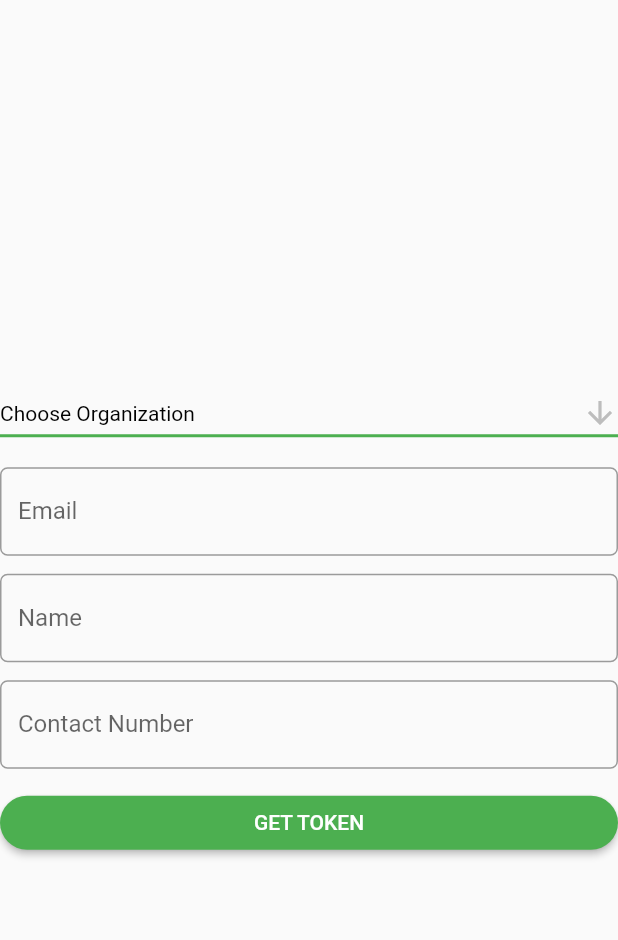
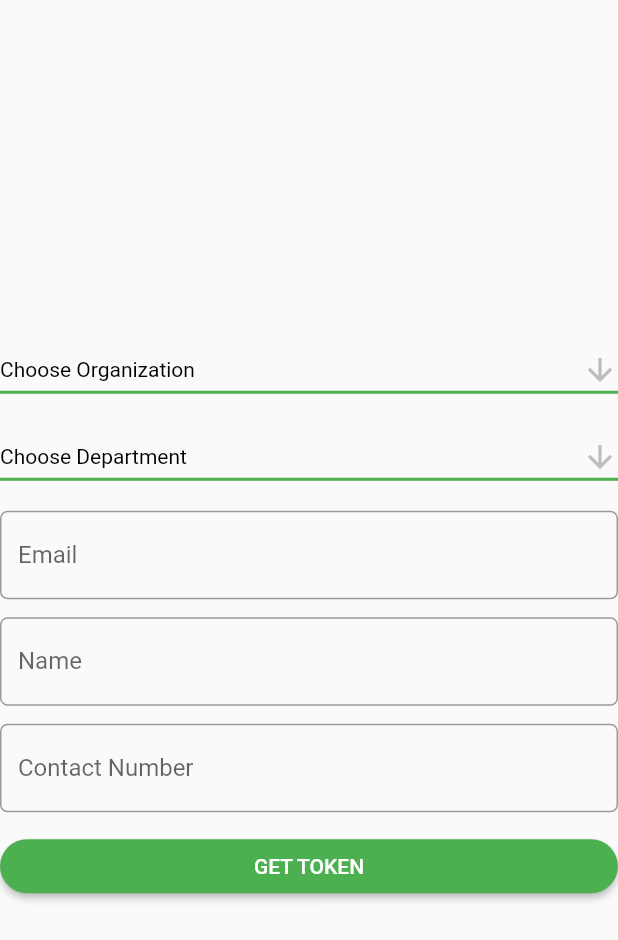
Before and after one commit to abeeramir41/E_Token_System_App_flutter-main, a Flutter app: the InputToken widget shown alone on an empty page, opened directly, on a phone screen of 412 x 824 dp. Shown: the top 940 px of the screen. Run offline on Flutter 3.47's test engine with Material 2 defaults, Android fonts, the phone set to English and light mode, and no system bars; our stand-ins replace animated_splash_screen, cloud_firestore, firebase_auth, firebase_core, firebase_messaging, fluttertoast; accounts and stored records are empty.

Commit message:
sub departments

```diff
--- a/lib/Home_Form.dart
+++ b/lib/Home_Form.dart
@@ -12,6 +12,7 @@ class InputToken extends StatefulWidget {
 class _InputTokenState extends State<InputToken> {
   String dropdownValue = 'Select';
   var selectedOrganization;
+  var selectedDepartment;
   TextEditingController name = TextEditingController();
   TextEditingController email = TextEditingController();
   TextEditingController phone = TextEditingController();
@@ -84,7 +85,61 @@ class _InputTokenState extends State<InputToken> {
 
     }
     ),
+               SizedBox(height: 10.0,),
+              StreamBuilder<QuerySnapshot>(
+                  stream: FirebaseFirestore.instance.collection("Organizations").doc(selectedOrganization).collection("department").snapshots(),
+                  builder: (context, snapshot) {
+                    if (!snapshot.hasData)
+                      return CircularProgressIndicator();
+                    else {
+                      List<DropdownMenuItem> department = [];
+                      for (int i = 0; i < snapshot.data.docs.length; i++) {
+                        DocumentSnapshot snap = snapshot.data.docs[i];
+                        department.add(
+                          DropdownMenuItem(
+                            child: Text(
+                              snap['name'],
+                              style: TextStyle(color: Colors.black),
+                            ),
+                            value: "${snap.id}",
+                          ),
+                        );
+                      }
+                      return DropdownButton(
+                        style: TextStyle(color: Colors.black87),
+                        underline: Container(
+                          height: 2,
 
+                          color: Colors.green,
+                        ),
+                        icon: Icon(Icons.arrow_downward),
+                        items: department,
+                        onChanged: (orgs) async {
+                          final snackBar = SnackBar(
+                            content: Text(
+                              'Selected Organization value is a $orgs',
+                              style: TextStyle(color: Colors.black),
+                            ),
+                          );
+                          Scaffold.of(context).showSnackBar(snackBar);
+                          var num =await FirebaseFirestore.instance.collection("Organization").doc(selectedOrganization).collection("department").doc(orgs).collection("tokenNum").doc().get();
+                          //tokenNum = num.data()["tokenNum"];
+                          print(tokenNum);
+                          setState(() {
+                            selectedDepartment = orgs;
+                          });
+                        },
+                        value: selectedDepartment,
+                        isExpanded: true,
+                        hint: new Text(
+                          "Choose Department",
+                          style: TextStyle(color: Colors.black),
+                        ),
+                      );
+                    }
+
+                  }
+              ),
 
               SizedBox(
                 height: 12,
@@ -151,7 +206,7 @@ class _InputTokenState extends State<InputToken> {
                   onPressed: () async {
                       if (_formkey.currentState.validate()){
                         // add token in organization
-                        await FirebaseFirestore.instance.collection("Organizations").doc(selectedOrganization)
+                        await FirebaseFirestore.instance.collection("Organizations").doc(selectedOrganization).collection("department").doc(selectedDepartment)
                         .collection("tokens").doc(tokenNum.toString()).set(
                           {
                             "name" : name.text,
@@ -170,6 +225,24 @@ class _InputTokenState extends State<InputToken> {
                         );
                         Scaffold.of(context)
                             .showSnackBar(SnackBar(content: Text('Token Generated')));
+                        showDialog(context: context,
+                            builder: (BuildContext context){
+                              return AlertDialog(
+                                title: Text("Token Generated Successfully"),
+                                content: Text("Your Token Num is $tokenNum"),
+                                actions: [
+                                  TextButton(onPressed: ()async {
+                                    Navigator.pop(context);
+                                    setState(() {
+
+                                    });
+                                  }, child: Text("Ok")),
+
+                                ],
+                              );
+                            }
+
+                        );
 
                     return null;
                     }
```
